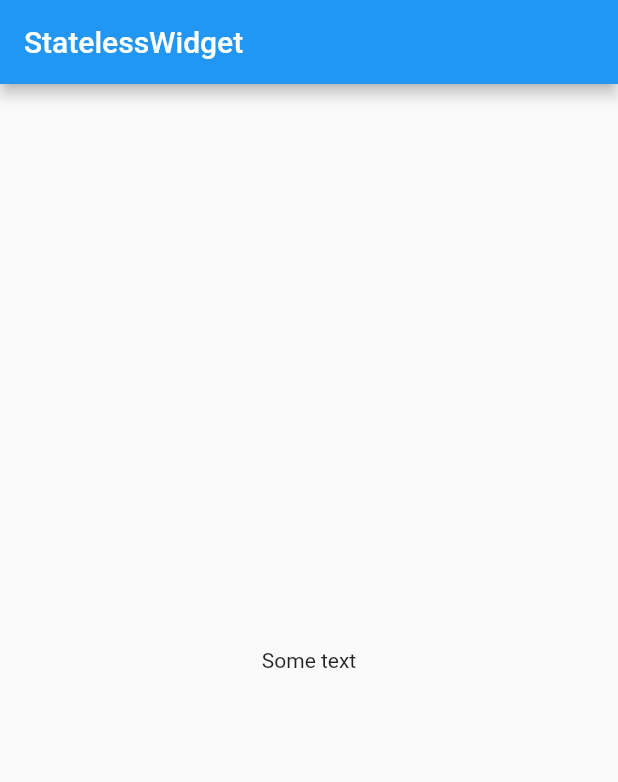
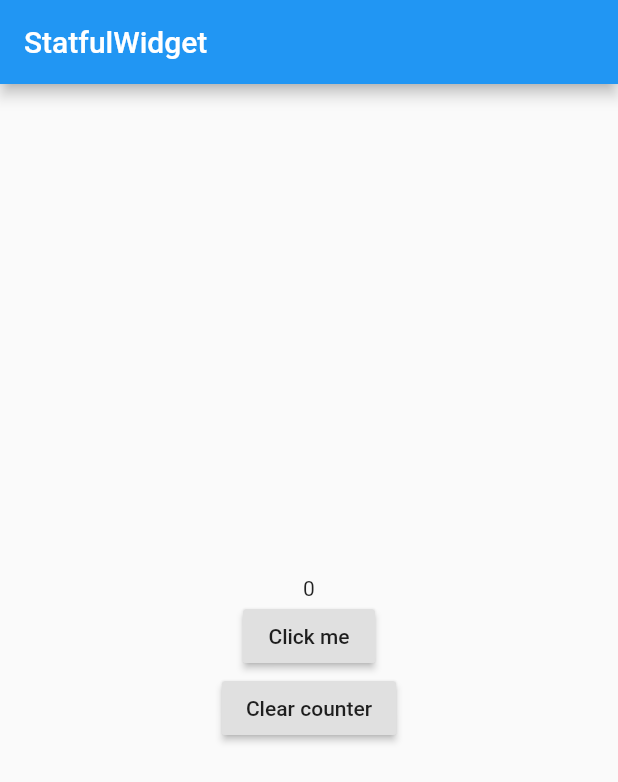
Before and after one commit to karpovichevgeny/flutter-test, a Flutter app: the screen it shows after launch, on a phone screen of 412 x 824 dp. Shown: the top 782 px of the screen. Run offline on Flutter 3.47's test engine with Material 2 defaults, Android fonts, the phone set to English and light mode, and no system bars.

Commit message:
test statfull widget

```diff
--- a/my_app/lib/main.dart
+++ b/my_app/lib/main.dart
@@ -8,7 +8,7 @@ class ScreenWidget extends StatelessWidget {
     return MaterialApp(
       home: Scaffold(
         appBar: AppBar(
-          title: const Text('StatelessWidget'),
+          title: const Text('StatfulWidget'),
         ),
         body: SimpleWidget(),
       ),
@@ -16,11 +16,46 @@ class ScreenWidget extends StatelessWidget {
   }
 }
 
-class SimpleWidget extends StatelessWidget {
+class SimpleWidget extends StatefulWidget {
+  @override
+  _SimpleWidgetState createState() => new _SimpleWidgetState();
+}
+
+class _SimpleWidgetState extends State<SimpleWidget> {
+  int _count = 0;
+
+  void _handleButton() {
+    setState(() {
+      _count++;
+    });
+  }
+
+  void _clearButton() {
+    setState(() {
+      _count = 0;
+    });
+  }
+
   @override
   Widget build(BuildContext context) {
-    return Container(
-        child: Center(
-            child: new Text('Some text', textDirection: TextDirection.ltr)));
+    return Center(
+      child: Column(
+          mainAxisAlignment: MainAxisAlignment.center,
+          children: <Widget>[
+            Text('$_count'),
+            RaisedButton(
+              onPressed: () {
+                _handleButton();
+              },
+              child: Text('Click me'),
+            ),
+            RaisedButton(
+              onPressed: () {
+                _clearButton();
+              },
+              child: Text('Clear counter'),
+            )
+          ]),
+    );
   }
 }
```
